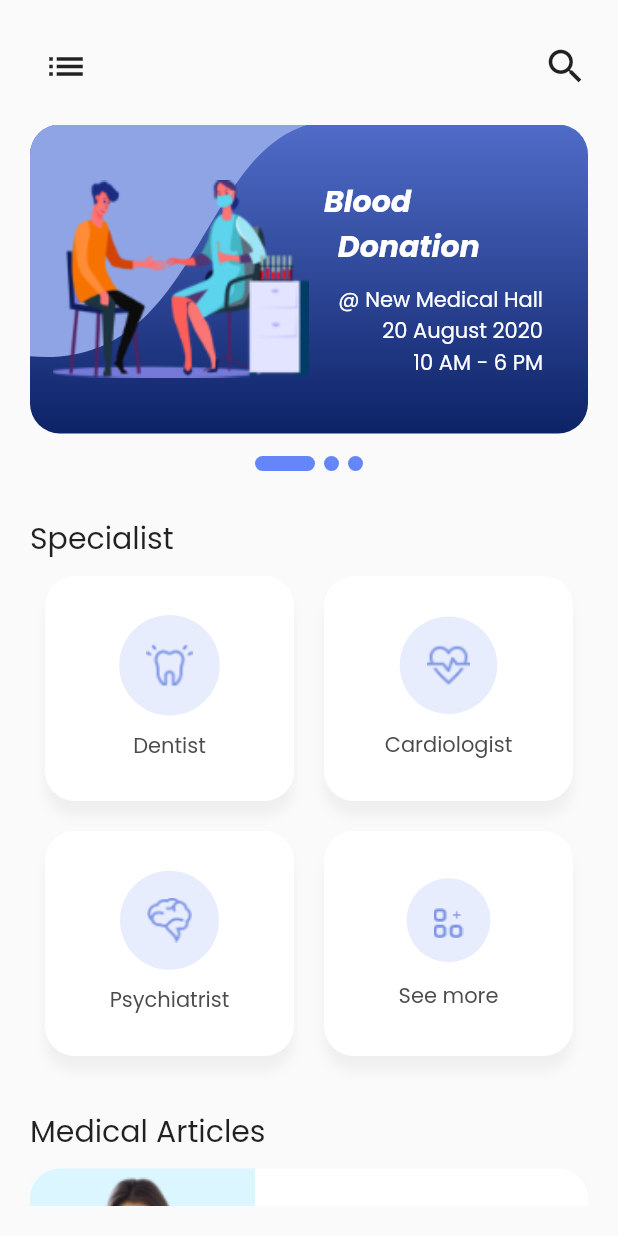
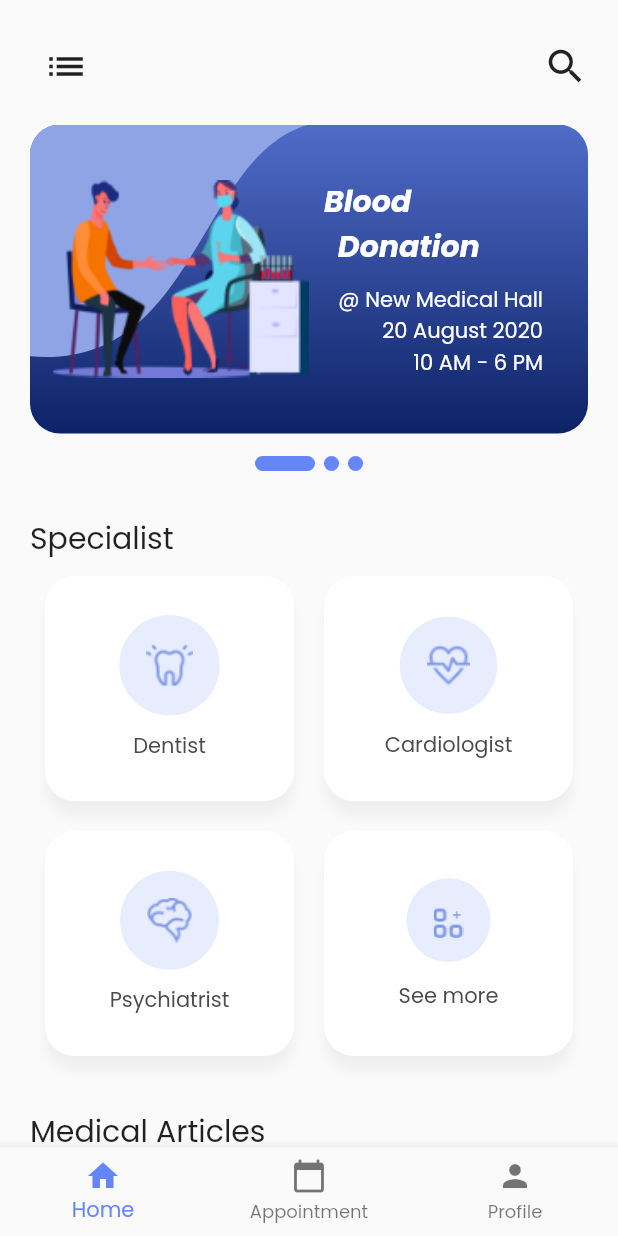
Before and after one commit to ekasit555/Meet-Doctor-UI-Flutter, a Flutter app: the screen it shows after launch, after a tap on "Get Started", on a phone screen of 412 x 824 dp. Run offline on Flutter 3.47's test engine with Material 2 defaults, Android fonts, the phone set to English and light mode, and no system bars.

Commit message:
second commit

```diff
--- a/lib/home/header_bar.dart
+++ b/lib/home/header_bar.dart
@@ -16,7 +16,7 @@ class HeaderBar extends StatelessWidget {
           icon: Icon(Icons.list),
           iconSize: 30,
           onPressed: (){
-            Navigator.push(
+            Navigator.pushReplacement(
               context,
               MaterialPageRoute(
                 builder: ((context) => WelcomeScreen())
--- a/lib/home/home.dart
+++ b/lib/home/home.dart
@@ -1,4 +1,5 @@
 import 'package:flutter/material.dart';
+import 'package:meet_doctor/constants.dart';
 import 'package:meet_doctor/home/advertise_selector.dart';
 import 'package:meet_doctor/home/articles.dart';
 import 'package:meet_doctor/home/blood_donate.dart';
@@ -11,7 +12,7 @@ class Home extends StatelessWidget {
     return Scaffold(
       body: SafeArea(
 				child: Padding(
-          padding: const EdgeInsets.all(20.0),
+          padding: const EdgeInsets.fromLTRB(20, 20, 20, 0),
           child: Column(
             crossAxisAlignment: CrossAxisAlignment.center,
             mainAxisAlignment: MainAxisAlignment.start,
@@ -28,12 +29,31 @@ class Home extends StatelessWidget {
                       Specialists(),
                       SizedBox(height: 25,),
                       Articles(),
+                      SizedBox(height: 10,),
                     ],
                   ),
                 ),
               ]
             ),
 				  )
+        ),
+      bottomNavigationBar: BottomNavigationBar(
+        items: const <BottomNavigationBarItem>[
+          BottomNavigationBarItem(
+            icon: Icon(Icons.home),
+            title: Text('Home'),
+          ),
+          BottomNavigationBarItem(
+            icon: Icon(Icons.calendar_today),
+            title: Text('Appointment'),
+          ),
+          BottomNavigationBarItem(
+            icon: Icon(Icons.person),
+            title: Text('Profile'),
+          ),
+        ],
+        currentIndex: 0,
+        selectedItemColor: kPrimaryColor,
       ),
     );
   }
--- a/lib/welcome/title_welcome.dart
+++ b/lib/welcome/title_welcome.dart
@@ -34,7 +34,7 @@ class WelcomeTextTitle extends StatelessWidget {
                     borderRadius: BorderRadius.circular(20.0),
                   ),
                   onPressed: (){
-                    Navigator.push(
+                    Navigator.pushReplacement(
                       context,
                       MaterialPageRoute(
                         builder: ((context) => Home())
```
